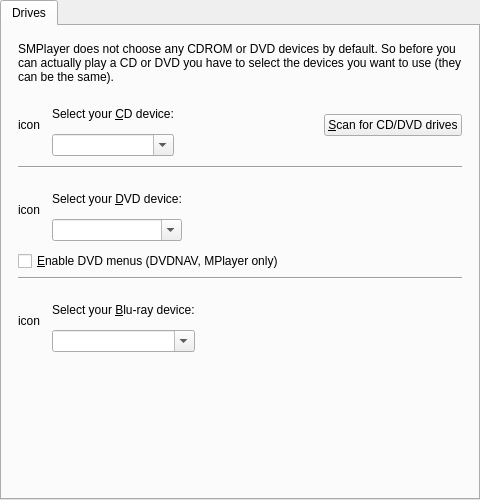
Qt form src/gui/pref/drives.ui (wilbert2000/wzplayer) before a commit.
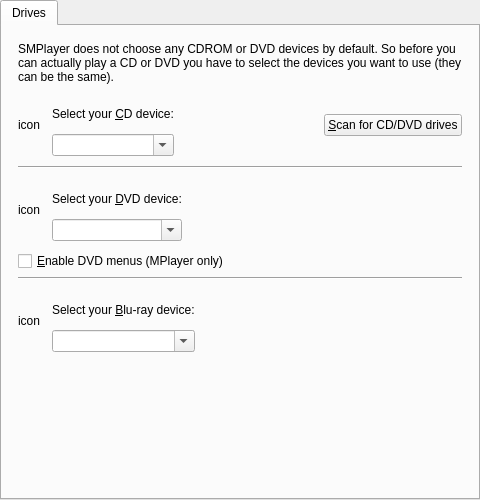
The same form after that commit. Custom widgets are drawn as their Qt base class.

Commit message: Small text change about enabling DVDNAV

Patch:
```diff
--- a/src/gui/pref/drives.ui
+++ b/src/gui/pref/drives.ui
@@ -225,7 +225,7 @@
        <item>
         <widget class="QCheckBox" name="use_dvdnav_check">
          <property name="text">
-          <string>&amp;Enable DVD menus (DVDNAV, MPlayer only)</string>
+          <string>&amp;Enable DVD menus (MPlayer only)</string>
          </property>
         </widget>
        </item>
```
The commit also changes 1 other file.
